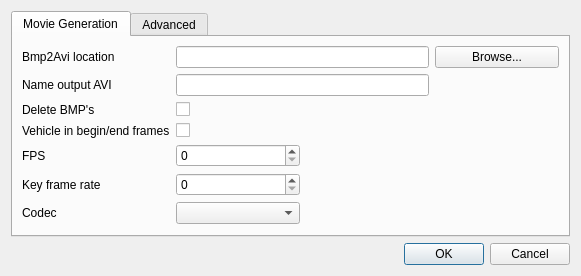
Qt form src/settings.ui (michjans/routegen) before a commit.
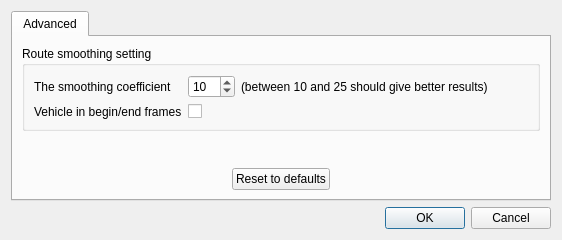
The same form after that commit.

Commit message: Video Encoding in seperate class nearly finished : It just misses the codec selection process for linux and Windows. Video settings in "preferences" have also been placed in the class which is a QWidget now.

```diff
--- a/src/settings.ui
+++ b/src/settings.ui
@@ -6,8 +6,8 @@
    <rect>
     <x>0</x>
     <y>0</y>
-    <width>581</width>
-    <height>265</height>
+    <width>562</width>
+    <height>240</height>
    </rect>
   </property>
   <property name="windowTitle">
@@ -19,169 +19,6 @@
      <property name="currentIndex">
       <number>0</number>
      </property>
-     <widget class="QWidget" name="tab">
-      <attribute name="title">
-       <string>Movie Generation</string>
-      </attribute>
-      <attribute name="toolTip">
-       <string>Change bmp2avi settings</string>
-      </attribute>
-      <layout class="QGridLayout" name="gridLayout">
-       <item row="0" column="0">
-        <widget class="QLabel" name="locationLabel">
-         <property name="text">
-          <string>Bmp2Avi location</string>
-         </property>
-        </widget>
-       </item>
-       <item row="0" column="1" colspan="2">
-        <widget class="QLineEdit" name="mBmp2AviLocLE">
-         <property name="toolTip">
-          <string>Enter location of bmp2avi executable.</string>
-         </property>
-        </widget>
-       </item>
-       <item row="0" column="3">
-        <widget class="QPushButton" name="mBrowsePB">
-         <property name="text">
-          <string>Browse...</string>
-         </property>
-        </widget>
-       </item>
-       <item row="1" column="0">
-        <widget class="QLabel" name="label_2">
-         <property name="text">
-          <string>Name output AVI</string>
-         </property>
-        </widget>
-       </item>
-       <item row="1" column="1" colspan="2">
-        <widget class="QLineEdit" name="mBmp2AviOutNameLE">
-         <property name="toolTip">
-          <string>Enter name of ouptut AVI (without .avi extension!)</string>
-         </property>
-         <property name="cursorPosition">
-          <number>0</number>
-         </property>
-        </widget>
-       </item>
-       <item row="2" column="0">
-        <widget class="QLabel" name="label_6">
-         <property name="text">
-          <string>Delete BMP's</string>
-         </property>
-        </widget>
-       </item>
-       <item row="2" column="1">
-        <widget class="QCheckBox" name="mDeleteBMPsCB">
-         <property name="toolTip">
-          <string>Delete BMP's after AVI generation</string>
-         </property>
-         <property name="text">
-          <string/>
-         </property>
-        </widget>
-       </item>
-       <item row="3" column="0">
-        <widget class="QLabel" name="label_7">
-         <property name="text">
-          <string>Vehicle in begin/end frames</string>
-         </property>
-        </widget>
-       </item>
-       <item row="3" column="1">
-        <widget class="QCheckBox" name="mIconLessBeginEndFramesCB">
-         <property name="toolTip">
-          <string>Check if first and last frame should contain the vehicle icon</string>
-         </property>
-         <property name="text">
-          <string/>
-         </property>
-        </widget>
-       </item>
-       <item row="4" column="0">
-        <widget class="QLabel" name="label_3">
-         <property name="text">
-          <string>FPS</string>
-         </property>
-        </widget>
-       </item>
-       <item row="4" column="1">
-        <widget class="QSpinBox" name="mFpsSB">
-         <property name="toolTip">
-          <string>Select frame rate of output AVI</string>
-         </property>
-        </widget>
-       </item>
-       <item row="4" column="2" colspan="2">
-        <spacer>
-         <property name="orientation">
-          <enum>Qt::Horizontal</enum>
-         </property>
-         <property name="sizeHint" stdset="0">
-          <size>
-           <width>221</width>
-           <height>20</height>
-          </size>
-         </property>
-        </spacer>
-       </item>
-       <item row="5" column="0">
-        <widget class="QLabel" name="label_5">
-         <property name="text">
-          <string>Key frame rate</string>
-         </property>
-        </widget>
-       </item>
-       <item row="5" column="1">
-        <widget class="QSpinBox" name="mKeyFrSB">
-         <property name="toolTip">
-          <string>Select key frame rate of output AVI</string>
-         </property>
-        </widget>
-       </item>
-       <item row="5" column="2" colspan="2">
-        <spacer>
-         <property name="orientation">
-          <enum>Qt::Horizontal</enum>
-         </property>
-         <property name="sizeHint" stdset="0">
-          <size>
-           <width>221</width>
-           <height>20</height>
-          </size>
-         </property>
-        </spacer>
-       </item>
-       <item row="6" column="0">
-        <widget class="QLabel" name="label_4">
-         <property name="text">
-          <string>Codec</string>
-         </property>
-        </widget>
-       </item>
-       <item row="6" column="1">
-        <widget class="QComboBox" name="mCodecCB">
-         <property name="toolTip">
-          <string>Select codec used for output AVI</string>
-         </property>
-        </widget>
-       </item>
-       <item row="7" column="1">
-        <spacer name="verticalSpacer_2">
-         <property name="orientation">
-          <enum>Qt::Vertical</enum>
-         </property>
-         <property name="sizeHint" stdset="0">
-          <size>
-           <width>20</width>
-           <height>40</height>
-          </size>
-         </property>
-        </spacer>
-       </item>
-      </layout>
-     </widget>
      <widget class="QWidget" name="tab_2">
       <attribute name="title">
        <string>Advanced</string>
@@ -190,7 +27,7 @@
        <string>Change advanced settings</string>
       </attribute>
       <layout class="QGridLayout">
-       <item row="1" column="0">
+       <item row="2" column="0">
         <spacer>
          <property name="orientation">
           <enum>Qt::Horizontal</enum>
@@ -203,7 +40,7 @@
          </property>
         </spacer>
        </item>
-       <item row="1" column="1">
+       <item row="2" column="1">
         <widget class="QPushButton" name="mResetDefaultsPB">
          <property name="toolTip">
           <string>Reset to original settings</string>
@@ -213,7 +50,7 @@
          </property>
         </widget>
        </item>
-       <item row="1" column="2">
+       <item row="2" column="2">
         <spacer>
          <property name="orientation">
           <enum>Qt::Horizontal</enum>
@@ -226,12 +63,25 @@
          </property>
         </spacer>
        </item>
+       <item row="1" column="1">
+        <spacer name="verticalSpacer">
+         <property name="orientation">
+          <enum>Qt::Vertical</enum>
+         </property>
+         <property name="sizeHint" stdset="0">
+          <size>
+           <width>20</width>
+           <height>40</height>
+          </size>
+         </property>
+        </spacer>
+       </item>
        <item row="0" column="0" colspan="3">
         <widget class="QGroupBox" name="groupBox">
          <property name="title">
           <string>Route smoothing setting</string>
          </property>
-         <layout class="QGridLayout">
+         <layout class="QGridLayout" name="gridLayout_2">
           <item row="0" column="0">
            <widget class="QLabel" name="label_10">
             <property name="text">
@@ -244,6 +94,9 @@
             <property name="minimum">
              <number>2</number>
             </property>
+            <property name="maximum">
+             <number>500</number>
+            </property>
             <property name="value">
              <number>10</number>
             </property>
@@ -269,18 +122,22 @@
             </property>
            </spacer>
           </item>
-          <item row="1" column="1">
-           <spacer name="verticalSpacer">
-            <property name="orientation">
-             <enum>Qt::Vertical</enum>
+          <item row="2" column="0">
+           <widget class="QLabel" name="label_7">
+            <property name="text">
+             <string>Vehicle in begin/end frames</string>
             </property>
-            <property name="sizeHint" stdset="0">
-             <size>
-              <width>20</width>
-              <height>40</height>
-             </size>
+           </widget>
+          </item>
+          <item row="2" column="1">
+           <widget class="QCheckBox" name="mIconLessBeginEndFramesCB">
+            <property name="toolTip">
+             <string>Check if first and last frame should contain the vehicle icon</string>
             </property>
-           </spacer>
+            <property name="text">
+             <string/>
+            </property>
+           </widget>
           </item>
          </layout>
         </widget>
```
The commit also changes 13 other files.
